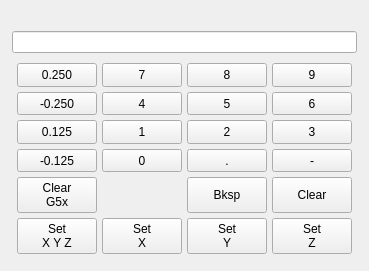
Above: qtpyvcp/widgets/utility_widgets/g5x_offset/g5x_keypad.ui from kcjengr/qtpyvcp before the change. Below: the same form after it.
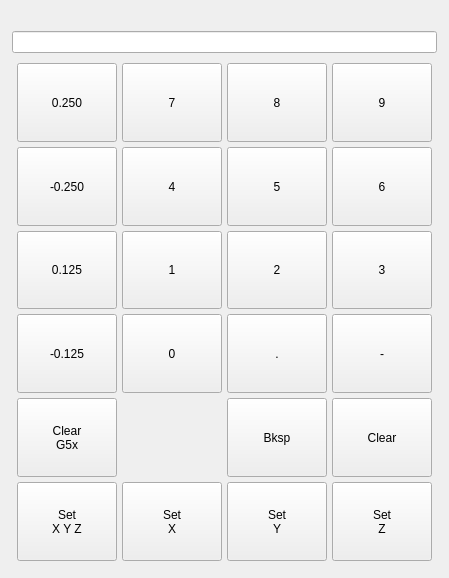
That is the form after the change. Custom widgets are drawn as their Qt base class.

Commit message: key_names

The edit to the form file:
```diff
--- a/qtpyvcp/widgets/utility_widgets/g5x_offset/g5x_keypad.ui
+++ b/qtpyvcp/widgets/utility_widgets/g5x_offset/g5x_keypad.ui
@@ -6,8 +6,8 @@
    <rect>
     <x>0</x>
     <y>0</y>
-    <width>365</width>
-    <height>271</height>
+    <width>449</width>
+    <height>578</height>
    </rect>
   </property>
   <property name="windowTitle">
```
Left out of the diff: 42 changed lines with no effect on the pictures.
